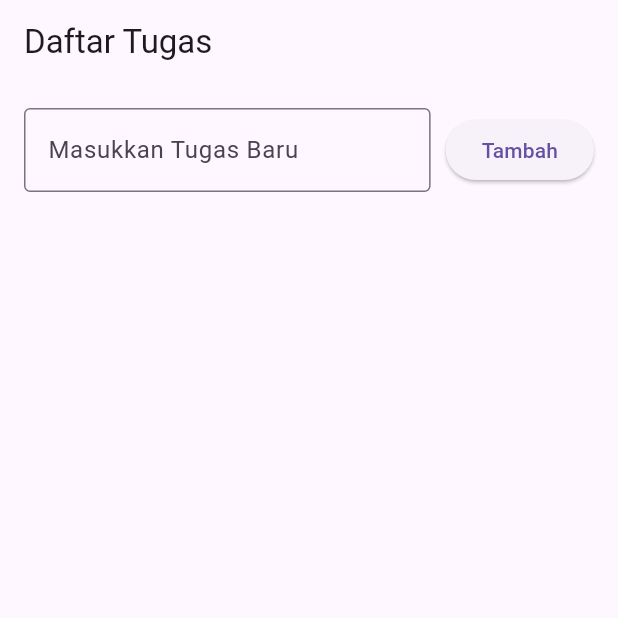
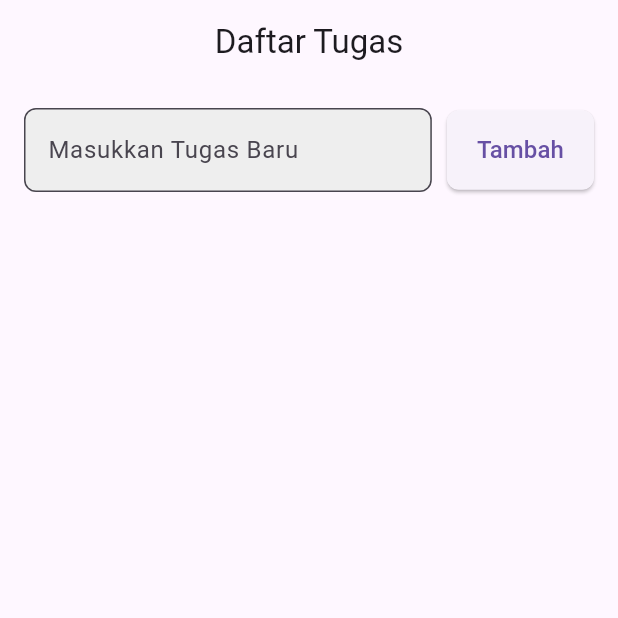
Before and after one commit to fattsowavy/belajar-flutter-1, a Flutter app: the screen it shows after launch, on a phone screen of 412 x 824 dp, the top half of it. Run offline on Flutter 3.47's test engine with Material 3 defaults, Android fonts, the phone set to English and light mode, and no system bars.

Commit message:
feat: border adjust

```diff
--- a/lib/main.dart
+++ b/lib/main.dart
@@ -21,19 +21,38 @@ class TodoPage extends StatefulWidget {
   _TodoPageState createState() => _TodoPageState();
 }
 
+class Todo{
+  String title;
+  bool isDone;
+
+  Todo(this.title, {this.isDone = false});
+
+}
+
 class _TodoPageState extends State<TodoPage> {
 
-  List<String> todos = [];
-
+  List<Todo> todos = [];
   TextEditingController _controller = TextEditingController();
 
   void addTodo() {
     if (_controller.text.isNotEmpty) {
       setState(() {
-        todos.add(_controller.text);
+        todos.add(Todo(_controller.text));
         _controller.clear();
       });
     }
+  }
+
+  void deleteTodo(int index) {
+    setState(() {
+      todos.removeAt(index);
+    });
+  }
+
+  void toggleDone(int index) {
+    setState(() {
+      todos[index].isDone = !todos[index].isDone;
+    });
   }
 
   @override
@@ -42,6 +61,7 @@ class _TodoPageState extends State<TodoPage> {
     return Scaffold(
       appBar: AppBar(
         title: Text("Daftar Tugas"),
+        centerTitle: true,
       ),
       body: Padding(
           padding: EdgeInsets.all(16.0),
@@ -54,21 +74,35 @@ class _TodoPageState extends State<TodoPage> {
                     controller: _controller,
                     decoration: InputDecoration(
                       hintText: 'Masukkan Tugas Baru',
-                      border: OutlineInputBorder(),
+                      border: OutlineInputBorder(
+                        borderRadius: BorderRadius.circular(8.0),
+                      ),
+                      filled: true,
+                      fillColor: Colors.grey[200],
                     ),
                   ),
                 ),
-                SizedBox(width: 10,),
-                ElevatedButton(onPressed: addTodo, child: Text("Tambah"),)
+                SizedBox(width: 10),
+                ElevatedButton(
+                  onPressed: addTodo,
+                  style: ElevatedButton.styleFrom(
+                    padding: EdgeInsets.symmetric(horizontal: 20, vertical: 15),
+                    shape: RoundedRectangleBorder(
+                      borderRadius: BorderRadius.circular(8.0),
+                    ),
+                  ),
+                  child: Text("Tambah", style: TextStyle(fontSize: 16)),
+                ),
               ],
             ),
             SizedBox(height: 20),
             Expanded(
+
                 child: ListView.builder(
                   itemCount: todos.length,
                   itemBuilder: (context, index) {
                     return ListTile(
-                      title: Text(todos[index]),
+                      title: Text(todos[index].title),
                     );
                   },
                 ),
```
